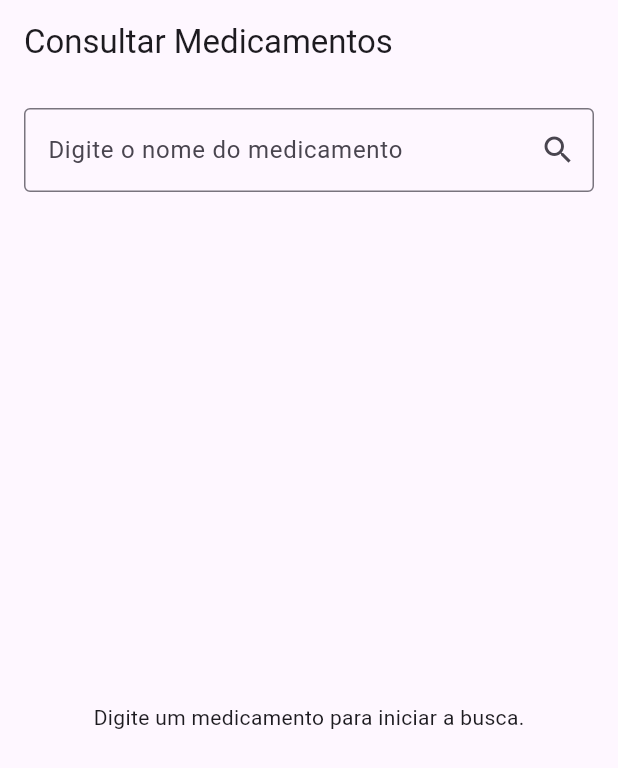
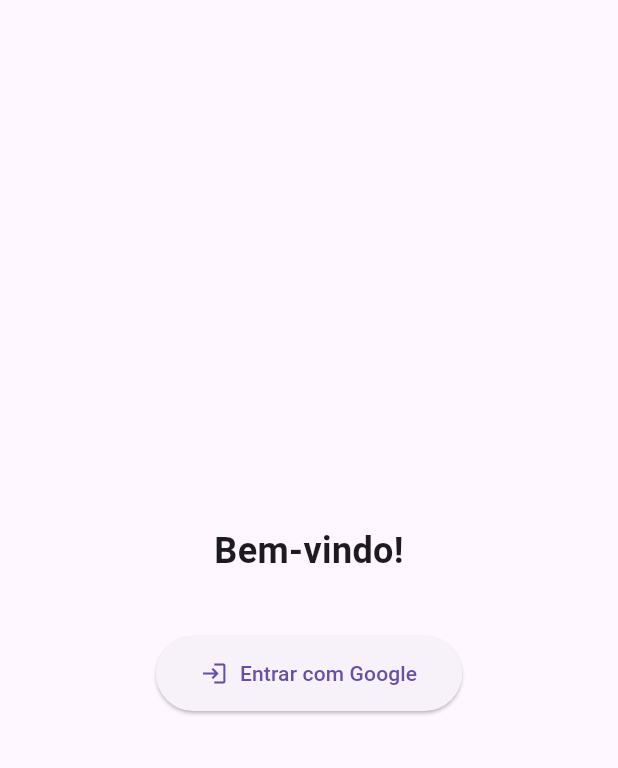
Before and after one commit to LuanBraga/preco_maximo_consumidor_medicamentos_app, a Flutter app: the screen it shows after launch, on a phone screen of 412 x 824 dp. Shown: the top 768 px of the screen. Run offline on Flutter 3.47's test engine with Material 3 defaults, Android fonts, the phone set to English and light mode, and no system bars; our stand-ins replace dartz, equatable, get_it, google_sign_in.

Commit message:
feat(auth): Implement Google Sign-In authentication

```diff
--- a/lib/app/di/injection_container.dart
+++ b/lib/app/di/injection_container.dart
@@ -5,6 +5,8 @@
 import 'package:preco_maximo_consumidor_medicamentos_app/features/consulta_medicamentos/domain/repositories/medicamento_repository.dart';
 import 'package:preco_maximo_consumidor_medicamentos_app/features/consulta_medicamentos/domain/usecases/get_medicamentos.dart';
 import 'package:preco_maximo_consumidor_medicamentos_app/features/consulta_medicamentos/presentation/provider/medicamentos_provider.dart';
+import 'package:preco_maximo_consumidor_medicamentos_app/features/auth/data/datasources/google_sign_in_data_source.dart';
+import 'package:preco_maximo_consumidor_medicamentos_app/features/auth/presentation/providers/auth_provider.dart';
 
 // Instância do Service Locator
 final sl = GetIt.instance;
@@ -34,6 +36,10 @@
         () => MedicamentoRemoteDataSourceImpl(client: sl()),
   );
 
+  // Auth Feature
+  sl.registerFactory(() => AuthProvider(sl()));
+  sl.registerLazySingleton<GoogleSignInDataSource>(() => GoogleSignInDataSourceImpl());
+
   // ############################################
   // # Externals
   // ############################################
--- a/lib/app/my_app.dart
+++ b/lib/app/my_app.dart
@@ -1,24 +1,31 @@
 import 'package:flutter/material.dart';
-import 'package:preco_maximo_consumidor_medicamentos_app/app/di/injection_container.dart';
-import 'package:preco_maximo_consumidor_medicamentos_app/features/consulta_medicamentos/presentation/pages/medicamentos_page.dart';
-import 'package:preco_maximo_consumidor_medicamentos_app/features/consulta_medicamentos/presentation/provider/medicamentos_provider.dart';
 import 'package:provider/provider.dart';
+import '../features/auth/presentation/pages/auth_wrapper.dart';
+import '../features/auth/presentation/providers/auth_provider.dart';
+import '../features/consulta_medicamentos/presentation/provider/medicamentos_provider.dart';
+import 'di/injection_container.dart' as di;
 
 class MyApp extends StatelessWidget {
   const MyApp({super.key});
 
   @override
   Widget build(BuildContext context) {
-    // ChangeNotifierProvider provê a instância do ViewModel para a árvore de widgets.
-    return ChangeNotifierProvider(
-      create: (_) => sl<MedicamentosProvider>(),
+    return MultiProvider(
+      providers: [
+        ChangeNotifierProvider(
+          create: (_) => di.sl<MedicamentosProvider>(),
+        ),
+        ChangeNotifierProvider(
+          create: (_) => di.sl<AuthProvider>(),
+        ),
+      ],
       child: MaterialApp(
-        title: 'Preço de Medicamentos',
+        title: 'Consulta Medicamentos',
         theme: ThemeData(
           primarySwatch: Colors.blue,
           visualDensity: VisualDensity.adaptivePlatformDensity,
         ),
-        home: const MedicamentosPage(),
+        home: const AuthWrapper(), // O AuthWrapper decide a tela inicial
       ),
     );
   }
--- /dev/null
+++ b/lib/features/auth/presentation/pages/auth_wrapper.dart
@@ -0,0 +1,22 @@
+import 'package:flutter/material.dart';
+import 'package:provider/provider.dart';
+import '../../../consulta_medicamentos/presentation/pages/medicamentos_page.dart';
+import '../providers/auth_provider.dart';
+import 'login_page.dart';
+
+class AuthWrapper extends StatelessWidget {
+  const AuthWrapper({super.key});
+
+  @override
+  Widget build(BuildContext context) {
+    final authProvider = Provider.of<AuthProvider>(context);
+
+    if (authProvider.isSignedIn) {
+      // Se o usuário está logado, mostra a página principal
+      return const MedicamentosPage();
+    } else {
+      // Se não, mostra a página de login
+      return const LoginPage();
+    }
+  }
+}
--- /dev/null
+++ b/lib/features/auth/presentation/pages/login_page.dart
@@ -0,0 +1,49 @@
+import 'package:flutter/material.dart';
+import 'package:provider/provider.dart';
+import '../providers/auth_provider.dart'; // Criaremos este arquivo a seguir
+
+class LoginPage extends StatelessWidget {
+  const LoginPage({super.key});
+
+  @override
+  Widget build(BuildContext context) {
+    final authProvider = Provider.of<AuthProvider>(context);
+
+    return Scaffold(
+      body: Center(
+        child: Column(
+          mainAxisAlignment: MainAxisAlignment.center,
+          children: [
+            const Text(
+              'Bem-vindo!',
+              style: TextStyle(fontSize: 24, fontWeight: FontWeight.bold),
+            ),
+            const SizedBox(height: 40),
+            if (authProvider.isLoading)
+              const CircularProgressIndicator()
+            else
+              ElevatedButton.icon(
+                icon: const Icon(Icons.login), // Ícone genérico, pode ser trocado por um do Google
+                label: const Text('Entrar com Google'),
+                onPressed: () {
+                  // Chama a função de login do nosso provider
+                  context.read<AuthProvider>().signInWithGoogle();
+                },
+                style: ElevatedButton.styleFrom(
+                  padding: const EdgeInsets.symmetric(horizontal: 30, vertical: 15),
+                ),
+              ),
+            if (authProvider.errorMessage != null)
+              Padding(
+                padding: const EdgeInsets.only(top: 20),
+                child: Text(
+                  authProvider.errorMessage!,
+                  style: const TextStyle(color: Colors.red),
+                ),
+              ),
+          ],
+        ),
+      ),
+    );
+  }
+}
--- /dev/null
+++ b/lib/features/auth/presentation/providers/auth_provider.dart
@@ -0,0 +1,55 @@
+import 'package:flutter/material.dart';
+import 'package:google_sign_in/google_sign_in.dart';
+import '../../data/datasources/google_sign_in_data_source.dart';
+
+class AuthProvider with ChangeNotifier {
+  final GoogleSignInDataSource _googleSignInDataSource;
+
+  AuthProvider(this._googleSignInDataSource) {
+    // Verifica se o usuário já estava logado ao iniciar o app
+    _googleSignIn.onCurrentUserChanged.listen((account) {
+      _currentUser = account;
+      notifyListeners();
+    });
+    _googleSignIn.signInSilently();
+  }
+
+  final GoogleSignIn _googleSignIn = GoogleSignIn();
+  GoogleSignInAccount? _currentUser;
+  bool _isLoading = false;
+  String? _errorMessage;
+
+  GoogleSignInAccount? get currentUser => _currentUser;
+  bool get isLoading => _isLoading;
+  String? get errorMessage => _errorMessage;
+  bool get isSignedIn => _currentUser != null;
+
+  Future<void> signInWithGoogle() async {
+    _isLoading = true;
+    _errorMessage = null;
+    notifyListeners();
+
+    try {
+      final user = await _googleSignInDataSource.signIn();
+      if (user != null) {
+        // Linha crucial: Atualiza o usuário imediatamente
+        _currentUser = user;
+      } else {
+        _errorMessage = 'Login com Google cancelado.';
+      }
+    } catch (error) {
+      _errorMessage = 'Ocorreu um erro ao tentar fazer login.';
+      print(error); // Ajuda a depurar o erro, se houver
+    } finally {
+      _isLoading = false;
+      // Notifica os widgets sobre todas as mudanças (usuário, loading, erro)
+      notifyListeners();
+    }
+  }
+
+  Future<void> signOut() async {
+    await _googleSignInDataSource.signOut();
+    _currentUser = null; // Limpa o usuário atual
+    notifyListeners(); // Notifica a UI para reconstruir
+  }
+}
--- a/lib/features/consulta_medicamentos/data/datasources/medicamento_remote_data_source.dart
+++ b/lib/features/consulta_medicamentos/data/datasources/medicamento_remote_data_source.dart
@@ -1,5 +1,6 @@
 import 'dart:convert';
 import 'package:http/http.dart' as http;
+import '../../../../core/network/api_constants.dart';
 import 'package:preco_maximo_consumidor_medicamentos_app/core/error/exceptions.dart';
 import 'package:preco_maximo_consumidor_medicamentos_app/features/consulta_medicamentos/data/models/medicamento_model.dart';
 
@@ -16,7 +17,7 @@
   Future<List<MedicamentoModel>> getMedicamentos(String query) async {
     // URL DA API
     final response = await client.get(
-      Uri.parse('https://sua-api.com/medicamentos?search=$query'),
+      Uri.parse('${ApiConstants.baseUrl}/medicamentos?search=$query'),
       headers: {'Content-Type': 'application/json'},
     );
 
--- a/pubspec.yaml
+++ b/pubspec.yaml
@@ -48,6 +48,10 @@
   cupertino_icons: ^1.0.8
 
   dartz: ^0.10.1
+
+  google_sign_in: ^6.2.1
+
+  # flutter_secure_storage: ^9.0.0
 
 dev_dependencies:
   flutter_test:
```
Also changed, not shown: lib/core/network/api_constants.dart (added, +13 -0 lines), lib/features/auth/data/datasources/google_sign_in_data_source.dart (added, +25 -0 lines), lib/features/consulta_medicamentos/presentation/pages/medicamentos_page.dart (+17 -1 lines), pubspec.lock, 4 other files.
